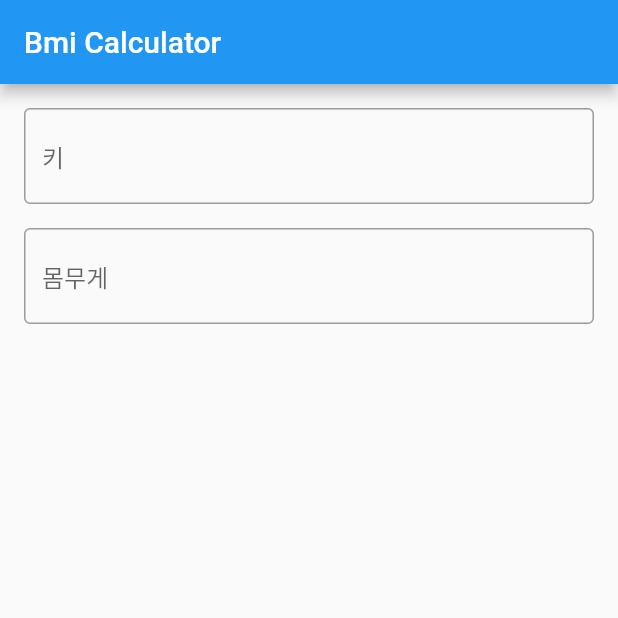
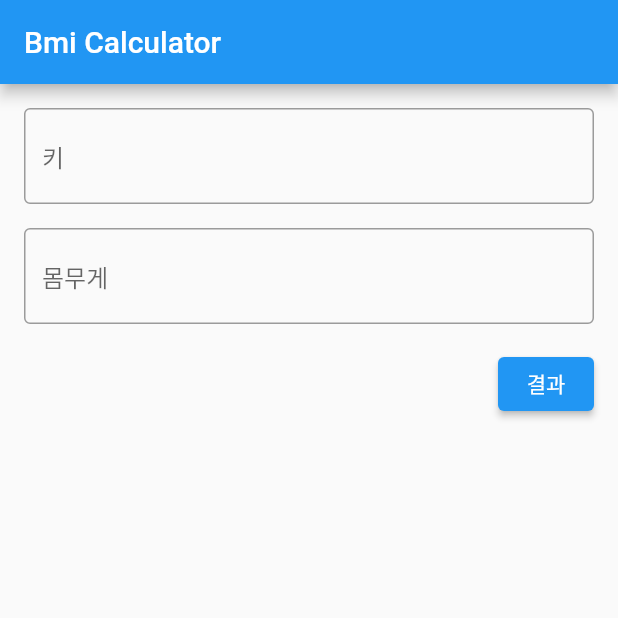
Before and after one commit to chihyeonWON/BMI-Calculator, a Flutter app: the screen it shows after launch, on a phone screen of 412 x 824 dp, the top half of it. Run offline on Flutter 3.47's test engine with Material 2 defaults, Android fonts, the phone set to English and light mode, and no system bars.

Commit message:
키와 몸무게를 검증하는 결과 버튼 생성

```diff
--- a/lib/main.dart
+++ b/lib/main.dart
@@ -22,6 +22,8 @@ class BmiMain extends StatefulWidget {
 }
 
 class _BmiMainState extends State<BmiMain> {
+  final _formKey = GlobalKey<FormState>(); // 폼의 상태를 얻기 위한 키
+
   @override
   Widget build(BuildContext context) {
     return Scaffold(
@@ -51,6 +53,15 @@ class _BmiMainState extends State<BmiMain> {
                 ),
                 keyboardType: TextInputType.number, // 숫자만 입력할 수 있음
               ),
+              Container( // 버튼 여백,배치
+                margin:const EdgeInsets.only(top:16.0), // 위 쪽에만 16크기의 여백
+                alignment: Alignment.centerRight, // 오른쪽 가운데에 위치
+                child:ElevatedButton(
+                  onPressed: (){
+                  },
+                  child:Text('결과'),
+                ),
+              )
             ],
           ),
         ),
```
